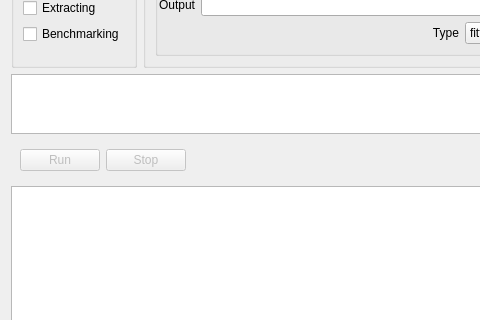
Old version of the form circus/shared/qt_launcher.ui in the repository spyking-circus/spyking-circus; both pictures show x 0 to 480 and y 342 to 662 of the 800 by 800 pixel window.
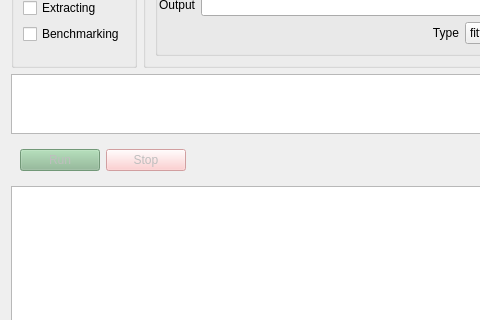
New version of the form. Icons and pictures are not drawn.

```diff
--- a/circus/shared/qt_launcher.ui
+++ b/circus/shared/qt_launcher.ui
@@ -517,6 +517,12 @@
         <property name="toolTip">
          <string>Run spyking circus with the given options</string>
         </property>
+        <property name="autoFillBackground">
+         <bool>false</bool>
+        </property>
+        <property name="styleSheet">
+         <string notr="true">background-color :rgb(139, 185, 146)</string>
+        </property>
         <property name="text">
          <string>Run</string>
         </property>
@@ -534,6 +540,12 @@
         <property name="toolTip">
          <string>Interrupt a running spyking-circus process</string>
         </property>
+        <property name="autoFillBackground">
+         <bool>false</bool>
+        </property>
+        <property name="styleSheet">
+         <string notr="true">background-color :rgb(255, 194, 195)</string>
+        </property>
         <property name="text">
          <string>Stop</string>
         </property>
```
Left out of the diff: 5 changed lines with no effect on the pictures.
